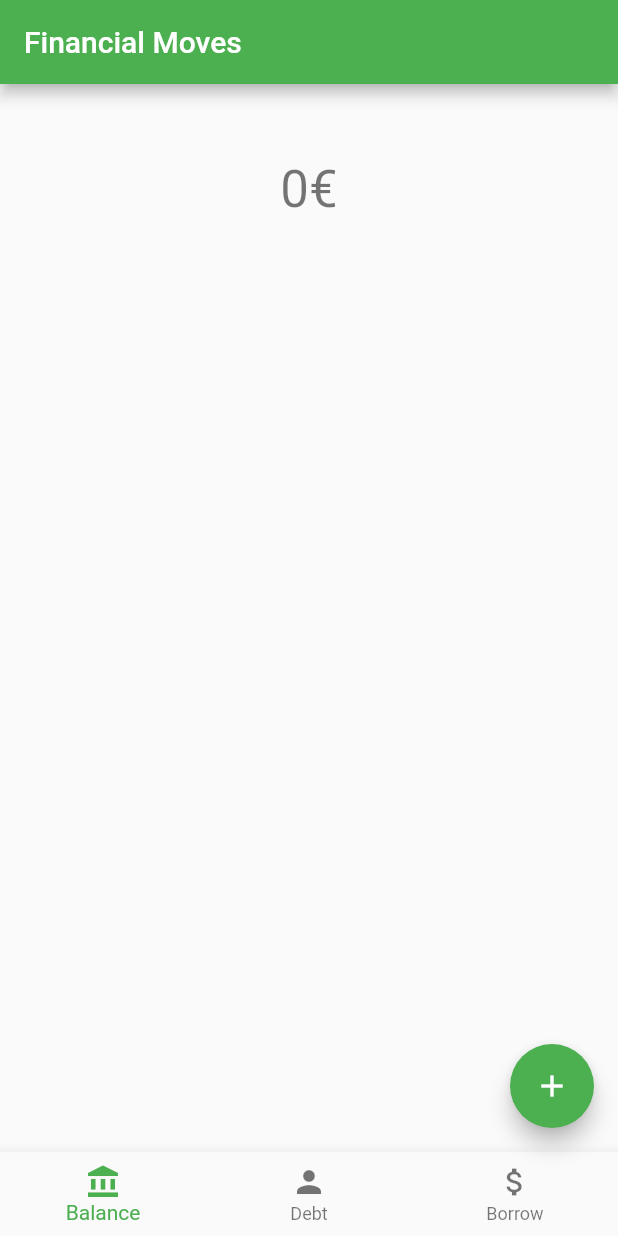
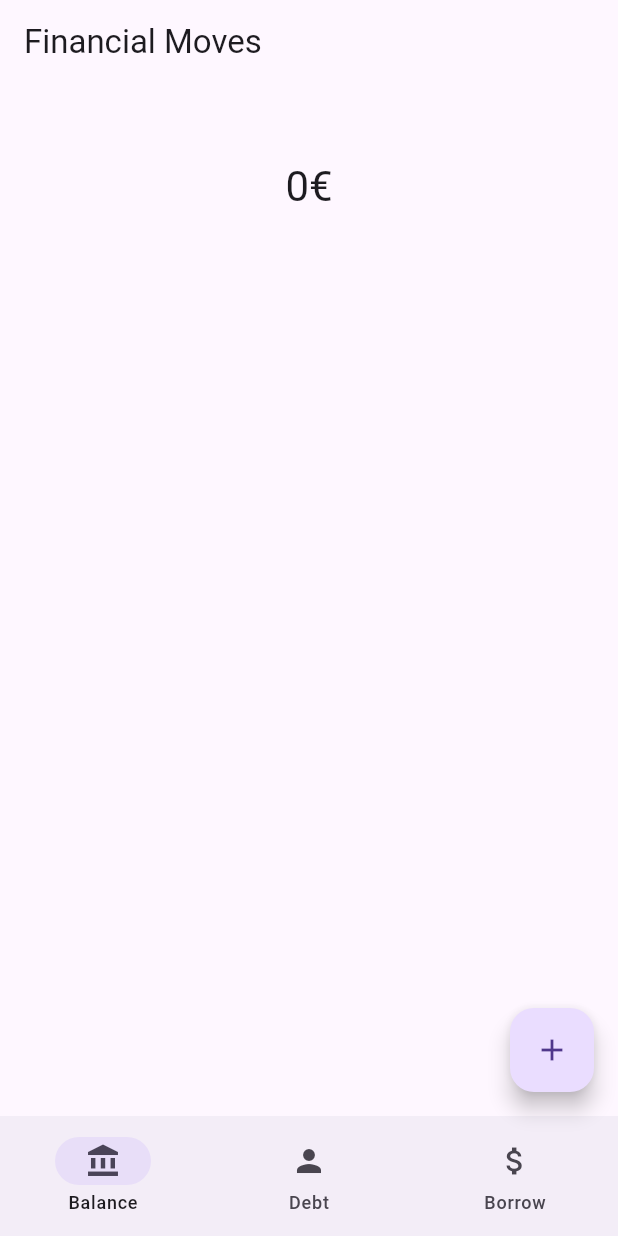
Before and after one commit to aitor-gomila/money_manager, a Flutter app: the screen it shows after launch, on a phone screen of 412 x 824 dp. Run offline on Flutter 3.47's test engine with Material 2 defaults, Android fonts, the phone set to English and light mode, and no system bars; missing offline and left inert: dart:html.

Commit message:
Move to MD3

```diff
--- a/lib/main.dart
+++ b/lib/main.dart
@@ -39,8 +39,7 @@ class MyApp extends StatelessWidget {
                 builder: (context, child) => MaterialApp(
                       title: 'Financial Moves',
                       theme: ThemeData(
-                        primarySwatch: Colors.green,
-                      ),
+                          primarySwatch: Colors.green, useMaterial3: true),
                       home: const MyHomePage(),
                     ));
           } else if (snapshot.hasError) {
@@ -102,16 +101,15 @@ class _MyHomePageState extends State<MyHomePage> {
         child: const Icon(Icons.add),
       ),
       body: widgetOptions.elementAt(selectedIndex),
-      bottomNavigationBar: BottomNavigationBar(
-        items: const [
-          BottomNavigationBarItem(
+      bottomNavigationBar: NavigationBar(
+        destinations: const [
+          NavigationDestination(
               icon: Icon(Icons.account_balance), label: "Balance"),
-          BottomNavigationBarItem(icon: Icon(Icons.person), label: "Debt"),
-          BottomNavigationBarItem(
-              icon: Icon(Icons.attach_money), label: "Borrow")
+          NavigationDestination(icon: Icon(Icons.person), label: "Debt"),
+          NavigationDestination(icon: Icon(Icons.attach_money), label: "Borrow")
         ],
-        currentIndex: selectedIndex,
-        onTap: _onTap,
+        selectedIndex: selectedIndex,
+        onDestinationSelected: _onTap,
       ),
     );
   }
```
